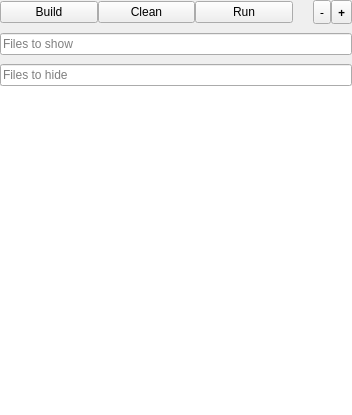
The window that src/plugins/ProjectManager/ProjectManagerGUI.ui (diegoiast/qtedit4) describes before a commit, drawn with Qt 5.
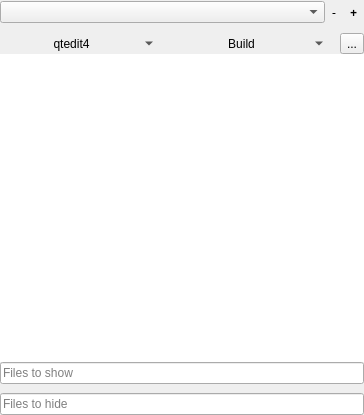
The same window after the commit. Icons and pictures are not drawn.

Commit message:
ProjectManagerPlugin: beginning of actual project management
There is a defintion of a json file, which tells the IDE
how to inteprete this dir. How to build (or other targets
you define), which are the binaries you want to execute, etc.

The IDE will load that file, and eventually know how to handle
it to build the project, and run your executable.

For now - you can just see the files in each project's directory.

If the project contains a "qtedit4.json" it is parsed, and the fist
command/executable are marked. Still nothing is beeing run.

Diff of the .ui file:
```diff
--- a/src/plugins/ProjectManager/ProjectManagerGUI.ui
+++ b/src/plugins/ProjectManager/ProjectManagerGUI.ui
@@ -6,7 +6,7 @@
    <rect>
     <x>0</x>
     <y>0</y>
-    <width>352</width>
+    <width>364</width>
     <height>415</height>
    </rect>
   </property>
@@ -30,43 +30,9 @@
     <number>0</number>
    </property>
    <item>
-    <layout class="QHBoxLayout" name="horizontalLayout_2">
+    <layout class="QHBoxLayout" name="horizontalLayout">
      <item>
-      <widget class="QPushButton" name="build">
-       <property name="text">
-        <string>Build</string>
-       </property>
-      </widget>
-     </item>
-     <item>
-      <widget class="QPushButton" name="clean">
-       <property name="text">
-        <string>Clean</string>
-       </property>
-      </widget>
-     </item>
-     <item>
-      <widget class="QPushButton" name="Run">
-       <property name="text">
-        <string>Run</string>
-       </property>
-      </widget>
-     </item>
-     <item>
-      <spacer name="horizontalSpacer">
-       <property name="orientation">
-        <enum>Qt::Horizontal</enum>
-       </property>
-       <property name="sizeType">
-        <enum>QSizePolicy::Fixed</enum>
-       </property>
-       <property name="sizeHint" stdset="0">
-        <size>
-         <width>20</width>
-         <height>8</height>
-        </size>
-       </property>
-      </spacer>
+      <widget class="QComboBox" name="comboBox"/>
      </item>
      <item>
       <widget class="QToolButton" name="removeDirectory">
@@ -81,6 +47,9 @@
        <property name="text">
         <string>-</string>
        </property>
+       <property name="autoRaise">
+        <bool>true</bool>
+       </property>
       </widget>
      </item>
      <item>
@@ -95,6 +64,9 @@
        <property name="text">
         <string>+</string>
        </property>
+       <property name="autoRaise">
+        <bool>true</bool>
+       </property>
       </widget>
      </item>
     </layout>
@@ -115,6 +87,97 @@
      </property>
     </spacer>
    </item>
+   <item>
+    <layout class="QHBoxLayout" name="horizontalLayout_2">
+     <item>
+      <widget class="QToolButton" name="runButton">
+       <property name="sizePolicy">
+        <sizepolicy hsizetype="MinimumExpanding" vsizetype="Fixed">
+         <horstretch>0</horstretch>
+         <verstretch>0</verstretch>
+        </sizepolicy>
+       </property>
+       <property name="text">
+        <string>qtedit4</string>
+       </property>
+       <property name="popupMode">
+        <enum>QToolButton::MenuButtonPopup</enum>
+       </property>
+       <property name="autoRaise">
+        <bool>true</bool>
+       </property>
+      </widget>
+     </item>
+     <item>
+      <spacer name="horizontalSpacer">
+       <property name="orientation">
+        <enum>Qt::Horizontal</enum>
+       </property>
+       <property name="sizeType">
+        <enum>QSizePolicy::Maximum</enum>
+       </property>
+       <property name="sizeHint" stdset="0">
+        <size>
+         <width>15</width>
+         <height>20</height>
+        </size>
+       </property>
+      </spacer>
+     </item>
+     <item>
+      <widget class="QToolButton" name="taskButton">
+       <property name="sizePolicy">
+        <sizepolicy hsizetype="MinimumExpanding" vsizetype="Fixed">
+         <horstretch>0</horstretch>
+         <verstretch>0</verstretch>
+        </sizepolicy>
+       </property>
+       <property name="text">
+        <string>Build</string>
+       </property>
+       <property name="popupMode">
+        <enum>QToolButton::MenuButtonPopup</enum>
+       </property>
+       <property name="autoRaise">
+        <bool>true</bool>
+       </property>
+      </widget>
+     </item>
+     <item>
+      <spacer name="horizontalSpacer_2">
+       <property name="orientation">
+        <enum>Qt::Horizontal</enum>
+       </property>
+       <property name="sizeType">
+        <enum>QSizePolicy::Maximum</enum>
+       </property>
+       <property name="sizeHint" stdset="0">
+        <size>
+         <width>15</width>
+         <height>20</height>
+        </size>
+       </property>
+      </spacer>
+     </item>
+     <item>
+      <widget class="QToolButton" name="cleanButton">
+       <property name="text">
+        <string>...</string>
+       </property>
+       <property name="icon">
+        <iconset theme="edit-clear"/>
+       </property>
+      </widget>
+     </item>
+    </layout>
+   </item>
+   <item>
+    <widget class="QListView" name="filesView">
+     <property name="frameShape">
+      <enum>QFrame::NoFrame</enum>
+     </property>
+    </widget>
+   </item>
    <item>
     <widget class="QLineEdit" name="filterFiles">
      <property name="text">
@@ -151,13 +214,6 @@
      </property>
     </widget>
    </item>
-   <item>
-    <widget class="QListView" name="filesView">
-     <property name="frameShape">
-      <enum>QFrame::NoFrame</enum>
-     </property>
-    </widget>
-   </item>
   </layout>
  </widget>
  <resources/>
```
Left out of the diff: 2 changed lines with no effect on the pictures. The commit also changes 4 other files.
